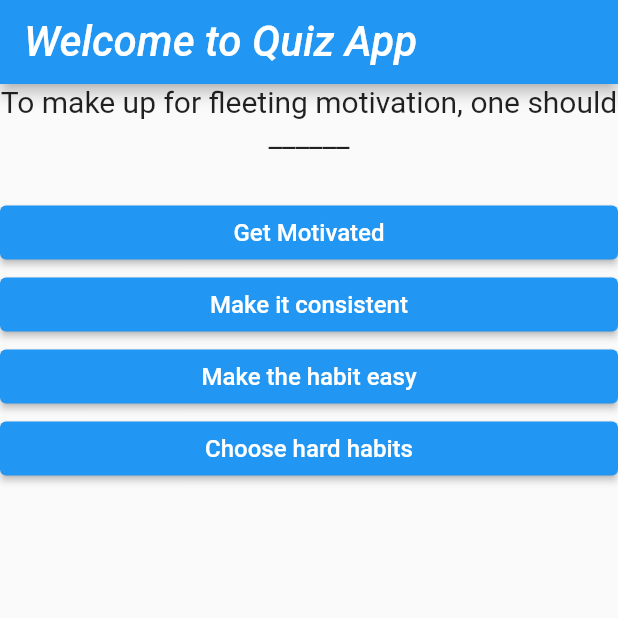
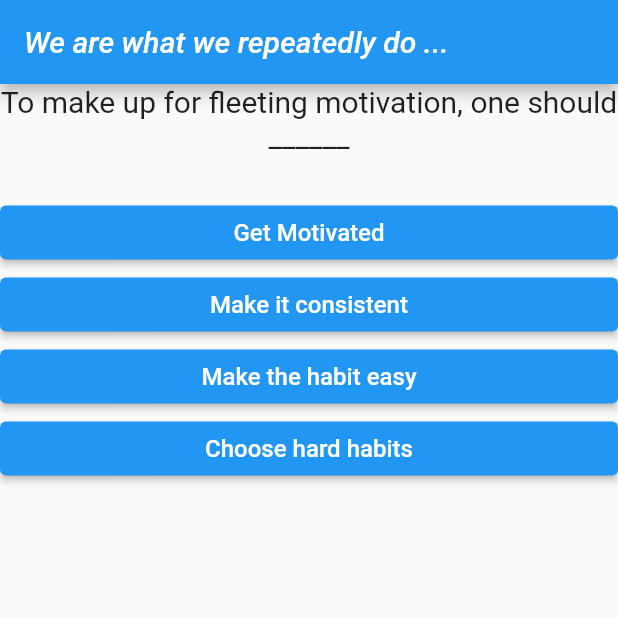
Before and after one commit to ramkinkargithub/habit-quiz-app, a Flutter app: the screen it shows after launch, on a phone screen of 412 x 824 dp, the top half of it. Run offline on Flutter 3.47's test engine with Material 2 defaults, Android fonts, the phone set to English and light mode, and no system bars.

Commit message:
Update main.dart

```diff
--- a/lib/main.dart
+++ b/lib/main.dart
@@ -88,8 +88,8 @@ class _MyAppState extends State<MyApp> {
       home: Scaffold(
         appBar: AppBar(
           title: Text(
-            'Welcome to Quiz App',
-            style: TextStyle(fontStyle: FontStyle.italic, fontSize: 28),
+            'We are what we repeatedly do ...',
+            style: TextStyle(fontStyle: FontStyle.italic, fontSize: 20),
           ),
         ),
         body: _currentIndex < _questionList.length
```
